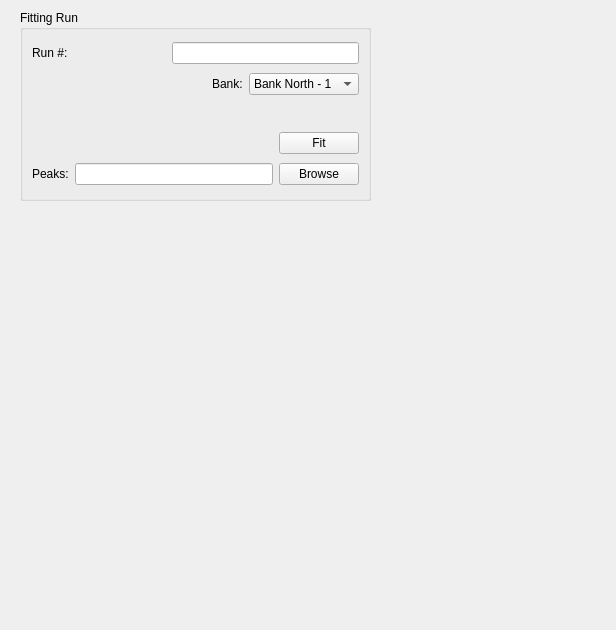
Qt form MantidQt/CustomInterfaces/inc/MantidQtCustomInterfaces/EnggDiffraction/EnggDiffractionQtTabFitting.ui (mantidproject/mantid) before a commit.
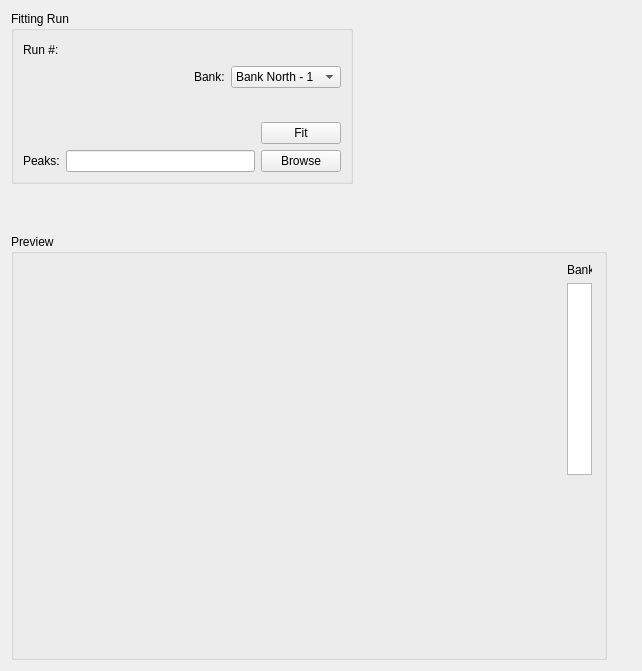
The same form after that commit. Custom widgets are drawn as their Qt base class.

Commit message:
mwrun browser + listview and preview groupBox
refs #15550

What changed in the file:
```diff
--- a/MantidQt/CustomInterfaces/inc/MantidQtCustomInterfaces/EnggDiffraction/EnggDiffractionQtTabFitting.ui
+++ b/MantidQt/CustomInterfaces/inc/MantidQtCustomInterfaces/EnggDiffraction/EnggDiffractionQtTabFitting.ui
@@ -6,51 +6,21 @@
    <rect>
     <x>0</x>
     <y>0</y>
-    <width>616</width>
-    <height>630</height>
+    <width>642</width>
+    <height>671</height>
    </rect>
   </property>
   <property name="windowTitle">
    <string>Form</string>
   </property>
+  <layout class="QFormLayout" name="formLayout_2">
+   <item row="0" column="0">
   <widget class="QGroupBox" name="groupBox_focus">
-   <property name="geometry">
-    <rect>
-     <x>20</x>
-     <y>10</y>
-     <width>351</width>
-     <height>191</height>
-    </rect>
-   </property>
    <property name="title">
     <string>Fitting Run</string>
    </property>
-   <layout class="QGridLayout" name="gridLayout">
-    <item row="3" column="0" colspan="2">
-     <layout class="QHBoxLayout" name="horizontalLayout_3">
+     <layout class="QVBoxLayout" name="verticalLayout">
       <item>
-       <spacer name="horizontalSpacer_3">
-        <property name="orientation">
-         <enum>Qt::Horizontal</enum>
-        </property>
-        <property name="sizeHint" stdset="0">
-         <size>
-          <width>238</width>
-          <height>20</height>
-         </size>
-        </property>
-       </spacer>
-      </item>
-      <item>
-       <widget class="QPushButton" name="pushButton_fit">
-        <property name="text">
-         <string>Fit</string>
-        </property>
-       </widget>
-      </item>
-     </layout>
-    </item>
-    <item row="0" column="0" colspan="2">
      <layout class="QHBoxLayout" name="horizontalLayout_15">
       <item>
        <widget class="QLabel" name="label_fitting_run_number">
@@ -73,21 +43,24 @@
        </spacer>
       </item>
       <item>
-       <widget class="QLineEdit" name="lineEdit_fitting_runno">
-        <property name="sizePolicy">
-         <sizepolicy hsizetype="Expanding" vsizetype="Fixed">
-          <horstretch>1</horstretch>
-          <verstretch>0</verstretch>
-         </sizepolicy>
-        </property>
-        <property name="readOnly">
+         <widget class="MantidQt::MantidWidgets::MWRunFiles" name="lineEdit_fititng_run_num" native="true">
+          <property name="text" stdset="0">
+           <string/>
+          </property>
+          <property name="readOnly" stdset="0">
+           <bool>false</bool>
+          </property>
+          <property name="label" stdset="0">
+           <string>Run #:</string>
+          </property>
+          <property name="multipleFiles" stdset="0">
          <bool>true</bool>
         </property>
        </widget>
       </item>
      </layout>
     </item>
-    <item row="1" column="0" colspan="2">
+      <item>
      <layout class="QHBoxLayout" name="horizontalLayout_11">
       <item>
        <spacer name="horizontalSpacer_15">
@@ -125,7 +98,7 @@
       </item>
      </layout>
     </item>
-    <item row="2" column="0">
+      <item>
      <spacer name="verticalSpacer_5">
       <property name="orientation">
        <enum>Qt::Vertical</enum>
@@ -141,7 +114,31 @@
       </property>
      </spacer>
     </item>
-    <item row="4" column="0" colspan="2">
+      <item>
+       <layout class="QHBoxLayout" name="horizontalLayout_3">
+        <item>
+         <spacer name="horizontalSpacer_3">
+          <property name="orientation">
+           <enum>Qt::Horizontal</enum>
+          </property>
+          <property name="sizeHint" stdset="0">
+           <size>
+            <width>238</width>
+            <height>20</height>
+           </size>
+          </property>
+         </spacer>
+        </item>
+        <item>
+         <widget class="QPushButton" name="pushButton_fit">
+          <property name="text">
+           <string>Fit</string>
+          </property>
+         </widget>
+        </item>
+       </layout>
+      </item>
+      <item>
      <layout class="QHBoxLayout" name="horizontalLayout_8">
       <item>
        <widget class="QLabel" name="label_fitting_peaks">
@@ -174,7 +171,100 @@
     </item>
    </layout>
   </widget>
- </widget>
+   </item>
+   <item row="1" column="0">
+    <spacer name="verticalSpacer_6">
+     <property name="orientation">
+      <enum>Qt::Vertical</enum>
+     </property>
+     <property name="sizeType">
+      <enum>QSizePolicy::Maximum</enum>
+     </property>
+     <property name="sizeHint" stdset="0">
+      <size>
+       <width>20</width>
+       <height>38</height>
+      </size>
+     </property>
+    </spacer>
+   </item>
+   <item row="2" column="0">
+    <widget class="QGroupBox" name="groupBox_fititng_preview">
+     <property name="minimumSize">
+      <size>
+       <width>596</width>
+       <height>111</height>
+      </size>
+     </property>
+     <property name="title">
+      <string>Preview</string>
+     </property>
+     <layout class="QFormLayout" name="formLayout">
+      <item row="0" column="0">
+       <spacer name="horizontalSpacer">
+        <property name="orientation">
+         <enum>Qt::Horizontal</enum>
+        </property>
+        <property name="sizeHint" stdset="0">
+         <size>
+          <width>538</width>
+          <height>37</height>
+         </size>
+        </property>
+       </spacer>
+      </item>
+      <item row="0" column="1">
+       <layout class="QVBoxLayout" name="verticalLayout_3">
+        <item>
+         <widget class="QLabel" name="label_fitting_bank_listView">
+          <property name="maximumSize">
+           <size>
+            <width>25</width>
+            <height>16777215</height>
+           </size>
+          </property>
+          <property name="text">
+           <string>Bank:</string>
+          </property>
+         </widget>
+        </item>
+        <item>
+         <widget class="QListView" name="listView_fitting_bank_preview">
+          <property name="maximumSize">
+           <size>
+            <width>25</width>
+            <height>300</height>
+           </size>
+          </property>
+         </widget>
+        </item>
+       </layout>
+      </item>
+      <item row="1" column="1">
+       <spacer name="verticalSpacer">
+        <property name="orientation">
+         <enum>Qt::Vertical</enum>
+        </property>
+        <property name="sizeHint" stdset="0">
+         <size>
+          <width>20</width>
+          <height>28</height>
+         </size>
+        </property>
+       </spacer>
+      </item>
+     </layout>
+    </widget>
+   </item>
+  </layout>
+ </widget>
+ <customwidgets>
+  <customwidget>
+   <class>MantidQt::MantidWidgets::MWRunFiles</class>
+   <extends>QWidget</extends>
+   <header>MantidQtMantidWidgets/MWRunFiles.h</header>
+  </customwidget>
+ </customwidgets>
  <resources/>
  <connections/>
 </ui>
```
Left out of the diff: 4 changed lines with no effect on the pictures. Lines whose indentation alone changed are shown as unchanged.
